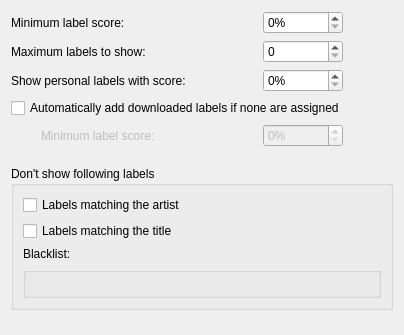
Before: the Qt Designer form src/context/applets/labels/labelsSettings.ui in KDE/amarok, drawn with Qt 5; both pictures show x 0 to 404 and y 0 to 335 of the 404 by 549 pixel window.
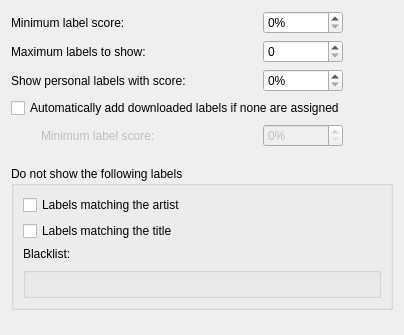
After: the same form once the commit is applied. Custom widgets are drawn as their Qt base class.

Commit message:
Proof-reading: - don't -> do not.  See the note in the KDE HIG about avoiding contractions:
  http://techbase.kde.org/Projects/Usability/HIG/Contractions

- effects -> affects

- other minor changes to make the English more idiomatic

The edit to the form file:
```diff
--- a/src/context/applets/labels/labelsSettings.ui
+++ b/src/context/applets/labels/labelsSettings.ui
@@ -213,7 +213,7 @@
    <item>
     <widget class="QGroupBox" name="groupBox">
      <property name="title">
-      <string>Don't show following labels</string>
+      <string>Do not show the following labels</string>
      </property>
      <layout class="QVBoxLayout" name="verticalLayout">
       <item>
```
Left out of the diff: 6 changed lines with no effect on the pictures.
